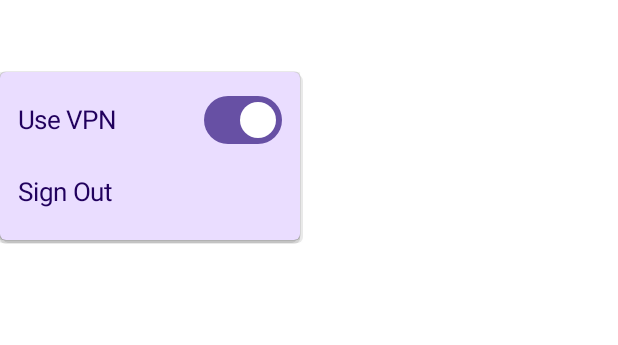
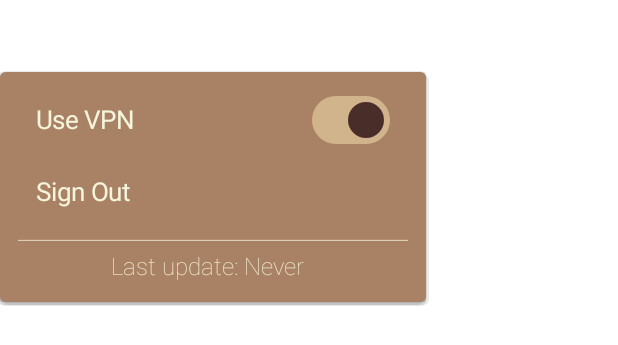
Before and after one commit to regencul137/FickbookAuthorHelper, an Android app built with Jetpack Compose: the @Preview function SettingsDialogPreview, on a phone screen of 412 x 824 dp. Shown: the top 345 px of the screen. Run offline under Robolectric (Android 15) with nearby library versions, the phone set to English and light mode, and no system bars; our stand-ins replace livedata-compose; network calls fail.

Commit message:
settings menu refactor

```diff
--- a/app/src/main/java/com/example/fickbookauthorhelper/ui/settings/SettingsDialog.kt
+++ b/app/src/main/java/com/example/fickbookauthorhelper/ui/settings/SettingsDialog.kt
@@ -3,25 +3,35 @@
 import androidx.compose.foundation.layout.Arrangement
 import androidx.compose.foundation.layout.Row
 import androidx.compose.foundation.layout.fillMaxWidth
+import androidx.compose.foundation.layout.padding
 import androidx.compose.foundation.layout.width
 import androidx.compose.material3.DropdownMenu
 import androidx.compose.material3.DropdownMenuItem
+import androidx.compose.material3.HorizontalDivider
 import androidx.compose.material3.MaterialTheme
 import androidx.compose.material3.Switch
 import androidx.compose.material3.Text
 import androidx.compose.runtime.Composable
+import androidx.compose.runtime.LaunchedEffect
 import androidx.compose.runtime.getValue
 import androidx.compose.runtime.livedata.observeAsState
+import androidx.compose.runtime.mutableStateOf
+import androidx.compose.runtime.remember
+import androidx.compose.runtime.setValue
 import androidx.compose.ui.Alignment
 import androidx.compose.ui.Modifier
 import androidx.compose.ui.res.stringResource
 import androidx.compose.ui.text.TextStyle
+import androidx.compose.ui.text.font.FontWeight
 import androidx.compose.ui.tooling.preview.Preview
 import androidx.compose.ui.unit.DpOffset
 import androidx.compose.ui.unit.dp
 import androidx.compose.ui.unit.sp
 import androidx.lifecycle.viewmodel.compose.viewModel
 import com.example.fickbookauthorhelper.R
+import com.example.fickbookauthorhelper.ui.theme.FickbookAuthorHelperTheme
+import com.example.fickbookauthorhelper.ui.views.getTimeAgo
+import kotlinx.coroutines.delay
 
 @Composable
 fun SettingsDialog(
@@ -30,31 +40,56 @@
     model: SettingsDialogViewModel = viewModel()
 ) {
     val isVpnEnabled by model.isVpnEnabled.observeAsState(initial = false)
+    val lastUpdateTime by model.lastUpdate.observeAsState(initial = null)
 
     SettingsDialog(
         isExpanded = isExpanded,
         onDismiss = onDismiss,
         isVPNEnabled = isVpnEnabled,
+        lastUpdateTime = lastUpdateTime,
         onVpnClick = { model.toggleVpn() },
         onSignOutClick = { model.signOut() })
 }
 
 @Composable
 private fun SettingsDialog(
+    modifier: Modifier = Modifier,
     isExpanded: Boolean,
-    onDismiss: () -> Unit,
     isVPNEnabled: Boolean,
+    lastUpdateTime: Long?,
     onVpnClick: () -> Unit,
-    onSignOutClick: () -> Unit
+    onSignOutClick: () -> Unit,
+    onDismiss: () -> Unit
 ) {
     DropdownMenu(
+        modifier = modifier
+            .padding(horizontal = 12.dp)
+            .padding(bottom = 6.dp),
         expanded = isExpanded,
         onDismissRequest = onDismiss,
         offset = DpOffset(x = (-0).dp, y = 0.dp),
         containerColor = MaterialTheme.colorScheme.primaryContainer
     ) {
+        VpnMenuMenuItem(isVPNEnabled) { onVpnClick() }
+        SignOutMenuItem { onSignOutClick() }
+        HorizontalDivider(
+            thickness = 0.5.dp,
+            color = MaterialTheme.colorScheme.onPrimaryContainer,
+            modifier = Modifier.padding(top = 8.dp)
+        )
+        LastUpdateMenuItem(
+            lastUpdateTime, modifier = Modifier
+                .align(Alignment.CenterHorizontally)
+                .padding(end = 8.dp)
+                .padding(top = 8.dp)
+        )
+    }
+}
+
+@Composable
+private fun VpnMenuMenuItem(isVPNEnabled: Boolean, onVpnClick: () -> Unit) {
     DropdownMenuItem(
-            modifier = Modifier.width(200.dp),
+        modifier = Modifier.width(260.dp),
         text = {
             Row(
                 modifier = Modifier.fillMaxWidth(),
@@ -66,18 +101,47 @@
             }
         },
         onClick = { onVpnClick() })
+}
+
+@Composable
+private fun SignOutMenuItem(onSignOutClick: () -> Unit) {
     DropdownMenuItem(
-            modifier = Modifier.width(200.dp),
+        modifier = Modifier.fillMaxWidth(),
         text = {
             MenuItemText(stringResource(R.string.sign_out))
         },
         onClick = { onSignOutClick() })
 }
+
+@Composable
+private fun LastUpdateMenuItem(lastUpdateTime: Long?, modifier: Modifier) {
+    val neverText = stringResource(R.string.never)
+    var updateTimeText by remember { mutableStateOf("") }
+
+    LaunchedEffect(lastUpdateTime) {
+        while (true) {
+            updateTimeText = lastUpdateTime?.let {
+                getTimeAgo(it)
+            } ?: neverText
+            delay(1000L)
+        }
+    }
+
+    Text(
+        modifier = modifier,
+        text = stringResource(R.string.last_update, updateTimeText),
+        style = TextStyle(
+            color = MaterialTheme.colorScheme.onBackground,
+            fontSize = 16.sp,
+            fontWeight = FontWeight.ExtraLight
+        )
+    )
 }
 
 @Composable
 private fun MenuItemText(text: String) {
-    Text(text = text,
+    Text(
+        text = text,
         style = TextStyle(fontSize = 17.sp, color = MaterialTheme.colorScheme.onPrimaryContainer)
     )
 }
@@ -85,10 +149,13 @@
 @Preview
 @Composable
 private fun SettingsDialogPreview() {
+    FickbookAuthorHelperTheme {
         SettingsDialog(
             isExpanded = true,
-        onDismiss = {},
+            lastUpdateTime = null,
             isVPNEnabled = true,
             onVpnClick = {},
-        onSignOutClick = {})
+            onSignOutClick = {},
+            onDismiss = {})
     }
+}
--- a/app/src/main/java/com/example/fickbookauthorhelper/ui/settings/SettingsDialogViewModel.kt
+++ b/app/src/main/java/com/example/fickbookauthorhelper/ui/settings/SettingsDialogViewModel.kt
@@ -5,6 +5,8 @@
 import androidx.lifecycle.ViewModel
 import androidx.lifecycle.viewModelScope
 import com.example.fickbookauthorhelper.logic.AuthManager
+import com.example.fickbookauthorhelper.logic.feed.FeedManager
+import com.example.fickbookauthorhelper.logic.feed.IFeedProvider
 import com.example.fickbookauthorhelper.logic.storage.IAppSettingsProvider
 import com.example.fickbookauthorhelper.logic.storage.IAppSettingsSaver
 import dagger.hilt.android.lifecycle.HiltViewModel
@@ -14,11 +16,23 @@
 @HiltViewModel
 class SettingsDialogViewModel @Inject constructor(
     appSettingsProvider: IAppSettingsProvider,
+    feedProvider: IFeedProvider,
     private val authManager: AuthManager,
     private val appSettingsSaver: IAppSettingsSaver
 ) : ViewModel() {
     private val _isVpnEnabled = MutableLiveData(appSettingsProvider.isVpnEnabled())
     val isVpnEnabled: LiveData<Boolean> get() = _isVpnEnabled
+
+    private val _lastUpdate = MutableLiveData<Long?>()
+    val lastUpdate: LiveData<Long?> get() = _lastUpdate
+
+    init {
+        viewModelScope.launch {
+            feedProvider.lastUpdateTimeFlow.collect { lastUpdateTime ->
+                _lastUpdate.value = lastUpdateTime
+            }
+        }
+    }
 
     fun toggleVpn() {
         val currentStatus = _isVpnEnabled.value ?: false
@@ -32,4 +46,9 @@
             authManager.signOut()
         }
     }
+
+    /*fun markAllAsRead() {
+        feedManager.saveFeedToStorage()
+        viewModelScope.launch { feedManager.updateFeedFromSite() }
+    }*/
 }
```
Lines whose indentation alone changed are shown as unchanged.
